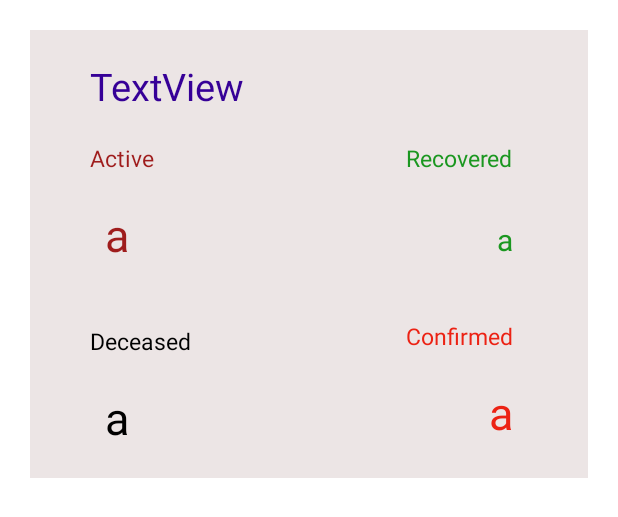
After one commit to VarunPitty21/Covid19-Tracker, an Android app: the layout itemscitydata.xml on its own in the app's theme, with its tools: preview values and no code run, on a phone screen of 412 x 824 dp. The commit adds this screen. Shown: the top 517 px of the screen. Run offline under Robolectric (Android 15) with nearby library versions, the phone set to English and light mode, and no system bars; network calls fail.

Commit message:
Recycler View and fetch data done

```diff
--- a/app/build.gradle
+++ b/app/build.gradle
@@ -40,6 +40,7 @@ dependencies {
     implementation 'androidx.appcompat:appcompat:1.3.1'
     implementation 'com.google.android.material:material:1.4.0'
     implementation 'androidx.constraintlayout:constraintlayout:2.0.4'
+    implementation("com.android.volley:volley:1.2.0")
     testImplementation 'junit:junit:4.+'
     androidTestImplementation 'androidx.test.ext:junit:1.1.3'
     androidTestImplementation 'androidx.test.espresso:espresso-core:3.4.0'
--- a/app/src/main/AndroidManifest.xml
+++ b/app/src/main/AndroidManifest.xml
@@ -1,6 +1,8 @@
 <?xml version="1.0" encoding="utf-8"?>
 <manifest xmlns:android="http://schemas.android.com/apk/res/android"
     package="com.example.covid_19tracker">
+
+    <uses-permission android:name="android.permission.INTERNET"/>
 
     <application
         android:allowBackup="true"
@@ -13,7 +15,7 @@
             android:name="com.google.android.actions"
             android:resource="@xml/style" />
 
-        <activity android:name=".Cities" />
+        <activity android:name=".Cities" android:exported="true"/>
         <activity
             android:name=".MainActivity"
             android:exported="true">
--- a/app/src/main/java/com/example/covid_19tracker/MainActivity.kt
+++ b/app/src/main/java/com/example/covid_19tracker/MainActivity.kt
@@ -36,7 +36,7 @@ class MainActivity : AppCompatActivity() {
 }
 
     fun Go(view: View) {
-        if(state_name=="Select"){
+        if(state_name=="Select" ){
             Toast.makeText(this,"Select Your State",Toast.LENGTH_LONG).show()
         }
         else{
--- /dev/null
+++ b/app/src/main/res/layout/itemscitydata.xml
@@ -0,0 +1,124 @@
+<?xml version="1.0" encoding="utf-8"?>
+<androidx.constraintlayout.widget.ConstraintLayout xmlns:android="http://schemas.android.com/apk/res/android"
+    xmlns:tools="http://schemas.android.com/tools"
+    android:layout_width="match_parent"
+    android:layout_height="wrap_content"
+    android:layout_margin="20dp"
+    android:padding="20dp"
+    android:background="@color/background"
+    xmlns:app="http://schemas.android.com/apk/res-auto">
+
+    <TextView
+        android:id="@+id/cityName"
+        android:layout_width="0dp"
+        android:layout_height="wrap_content"
+        android:text="TextView"
+        android:textSize="25sp"
+        android:layout_marginLeft="20dp"
+        app:layout_constraintLeft_toLeftOf="parent"
+        app:layout_constraintRight_toRightOf="parent"
+        tools:ignore="MissingConstraints"
+        android:textColor="@color/city"
+        />
+
+    <TextView
+        android:id="@+id/active"
+        android:layout_width="wrap_content"
+        android:layout_height="wrap_content"
+        android:text="@string/active"
+        app:layout_constraintTop_toBottomOf="@id/cityName"
+        app:layout_constraintLeft_toLeftOf="parent"
+        android:layout_marginLeft="20dp"
+        android:layout_marginTop="20dp"
+        android:textColor="@color/act"
+        android:textSize="15sp"
+        />
+
+    <TextView
+        android:id="@+id/activeCount"
+        android:layout_width="wrap_content"
+        android:layout_height="wrap_content"
+        android:textSize="30sp"
+        android:text="@string/a"
+        app:layout_constraintLeft_toLeftOf="parent"
+        app:layout_constraintTop_toBottomOf="@id/active"
+        android:layout_marginLeft="30dp"
+        android:layout_marginTop="20dp"
+        android:textColor="@color/act"
+        />
+
+    <TextView
+        android:id="@+id/recovered"
+        android:layout_width="wrap_content"
+        android:layout_height="wrap_content"
+        android:text="@string/recovered"
+        app:layout_constraintRight_toRightOf="parent"
+        app:layout_constraintTop_toBottomOf="@id/cityName"
+        android:layout_marginTop="20dp"
+        android:textSize="15sp"
+        android:textColor="@color/rec"
+        android:layout_marginRight="30dp"/>
+
+    <TextView
+        android:id="@+id/recoveredCount"
+        android:layout_width="wrap_content"
+        android:layout_height="wrap_content"
+        android:textSize="20sp"
+        app:layout_constraintTop_toBottomOf="@id/recovered"
+        app:layout_constraintRight_toRightOf="parent"
+        android:layout_marginTop="30dp"
+        android:text="@string/a"
+
+        android:layout_marginRight="30dp"
+        android:textColor="@color/rec"/>
+
+    <TextView
+        android:id="@+id/death"
+        android:textSize="15sp"
+        android:layout_width="wrap_content"
+        android:layout_height="wrap_content"
+        android:text="@string/deceased"
+        app:layout_constraintTop_toBottomOf="@id/activeCount"
+        app:layout_constraintLeft_toLeftOf="parent"
+        android:layout_marginLeft="20dp"
+        android:layout_marginTop="40dp"
+        android:textColor="@color/dec"
+        />
+    <TextView
+        android:id="@+id/deathCount"
+        android:layout_width="wrap_content"
+        android:layout_height="wrap_content"
+        app:layout_constraintLeft_toLeftOf="parent"
+        app:layout_constraintTop_toBottomOf="@id/death"
+        android:layout_marginLeft="30dp"
+        android:layout_marginTop="20dp"
+        android:textSize="30sp"
+        android:text="@string/a"
+        android:textColor="@color/dec"
+        />
+
+    <TextView
+        android:id="@+id/confirmed"
+        android:textSize="15sp"
+        android:layout_width="wrap_content"
+        android:layout_height="wrap_content"
+        android:text="Confirmed"
+        app:layout_constraintRight_toRightOf="parent"
+        app:layout_constraintTop_toBottomOf="@id/recoveredCount"
+        android:layout_marginTop="40dp"
+        android:layout_marginRight="30dp"
+        android:textColor="@color/conf"
+        />
+
+    <TextView
+        android:id="@+id/confirmedCount"
+        android:layout_width="wrap_content"
+        android:layout_height="wrap_content"
+        app:layout_constraintTop_toBottomOf="@id/confirmed"
+        app:layout_constraintRight_toRightOf="parent"
+        android:layout_marginRight="30dp"
+        android:layout_marginTop="20dp"
+        android:text="@string/a"
+        android:textSize="30sp"
+        android:textColor="@color/conf"/>
+</androidx.constraintlayout.widget.ConstraintLayout>
--- a/app/src/main/res/values/colors.xml
+++ b/app/src/main/res/values/colors.xml
@@ -8,4 +8,10 @@
     <color name="black">#FF000000</color>
     <color name="white">#FFFFFFFF</color>
    <color name="lgm">#FFC413</color>
+    <color name="rec">#1B9720</color>
+    <color name="act">#9F1C1C</color>
+    <color name="dec">#000000</color>
+    <color name="conf">#EC2214</color>
+    <color name="city">#360097</color>
+    <color name="background">#ECE5E5</color>
 </resources>
--- a/app/src/main/res/values/strings.xml
+++ b/app/src/main/res/values/strings.xml
@@ -1,6 +1,10 @@
 <resources>
     <string name="app_name">Covid-19 Tracker</string>
     <string name="select_your_state">Select Your State</string>
+    <string name="active">Active</string>
+    <string name="deceased">Deceased</string>
+    <string name="recovered">Recovered</string>
+    <string name="a">a</string>
 
     <string-array name="State">
         <item>Select</item>
```
Also changed, not shown: app/src/main/java/com/example/covid_19tracker/Cities.kt (+51 -2 lines), app/src/main/java/com/example/covid_19tracker/CityData.kt (added, +8 -0 lines), app/src/main/java/com/example/covid_19tracker/CityRecyclerAdapter.kt (added, +49 -0 lines), app/src/main/java/com/example/covid_19tracker/MySingleton.kt (added, +28 -0 lines), app/src/main/res/layout/activity_cities.xml (+7 -0 lines).
